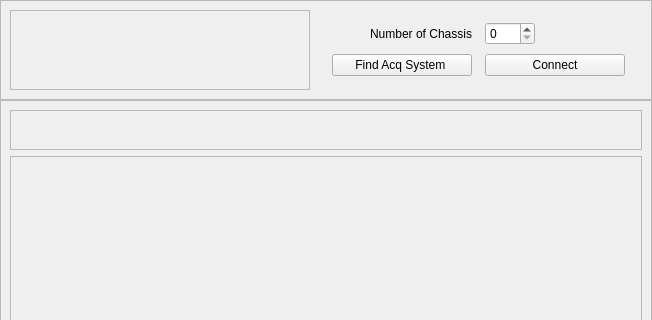
First picture: the form in src/applications/mne_scan/plugins/fieldline/formfiles/fieldline_view.ui, repository mne-tools/mne-cpp, before the edit; both pictures show x 0 to 652 and y 0 to 320 of the 652 by 665 pixel window.
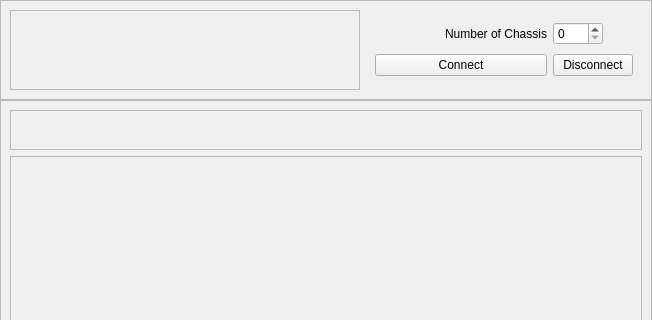
Second picture: the form after the edit.

Commit message: prepare chassis without form file

What changed in the file:
```diff
--- a/src/applications/mne_scan/plugins/fieldline/formfiles/fieldline_view.ui
+++ b/src/applications/mne_scan/plugins/fieldline/formfiles/fieldline_view.ui
@@ -75,13 +75,13 @@
         </property>
         <property name="minimumSize">
          <size>
-          <width>0</width>
+          <width>350</width>
           <height>0</height>
          </size>
         </property>
         <property name="maximumSize">
          <size>
-          <width>300</width>
+          <width>400</width>
           <height>110</height>
          </size>
         </property>
@@ -146,11 +146,11 @@
             </size>
            </property>
            <property name="text">
-            <string>Find Acq System </string>
+            <string>Disconnect</string>
            </property>
           </widget>
          </item>
-         <item row="3" column="3">
+         <item row="3" column="0">
           <widget class="QPushButton" name="connectBtn">
            <property name="minimumSize">
             <size>
@@ -163,7 +163,7 @@
            </property>
           </widget>
          </item>
-         <item row="0" column="2">
+         <item row="0" column="0">
           <widget class="QLabel" name="label">
            <property name="text">
             <string>Number of Chassis</string>
@@ -173,7 +173,7 @@
            </property>
           </widget>
          </item>
-         <item row="0" column="3">
+         <item row="0" column="2">
           <widget class="QSpinBox" name="numChassisSpinBox">
            <property name="maximumSize">
             <size>
```
Left out of the diff: 8 changed lines with no effect on the pictures. The commit also changes 6 other files.
